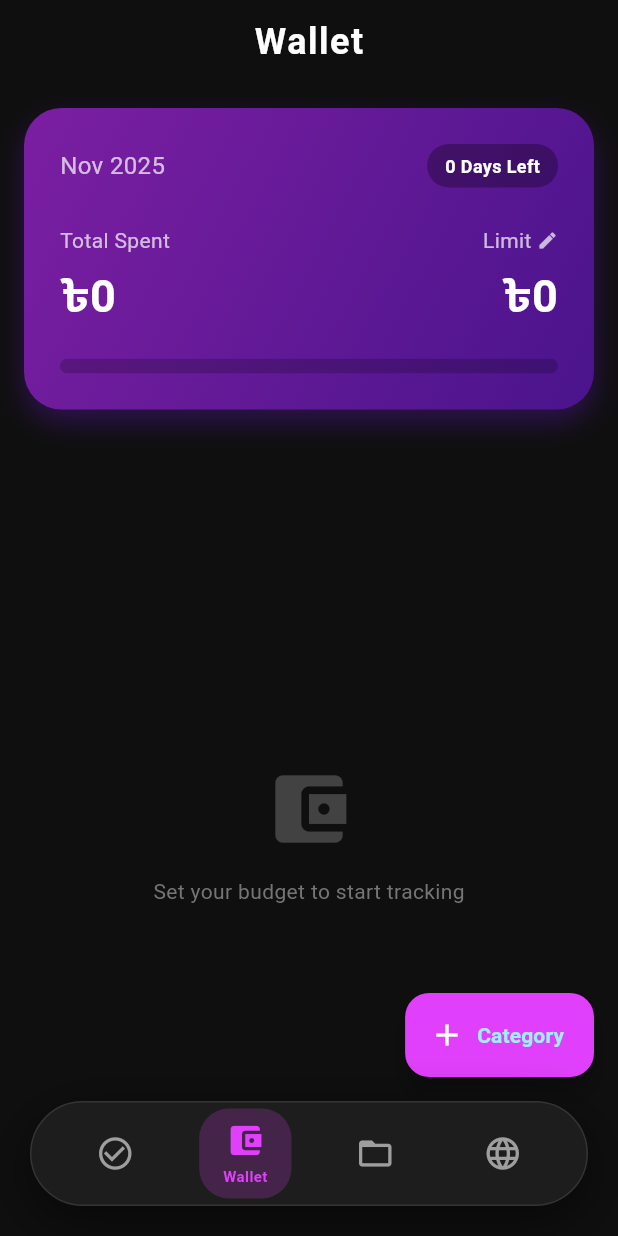
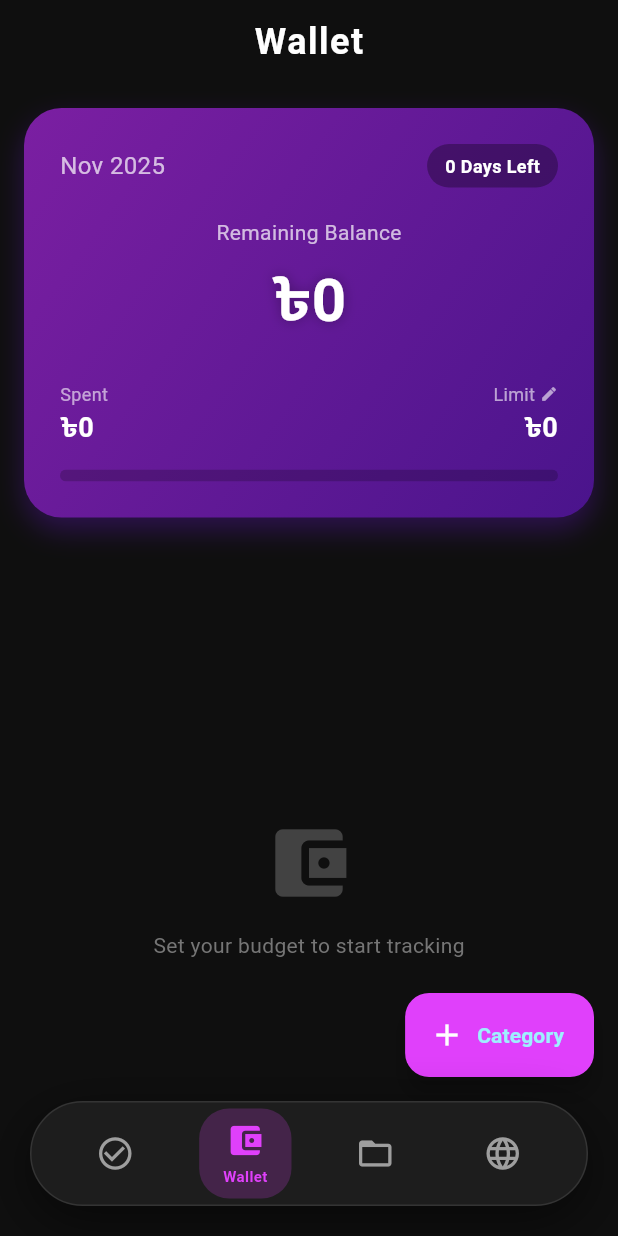
Before and after one commit to mdshafiulalamsagar/sagar_todo, a Flutter app: the screen it shows after launch, item 2 of the bottom bar chosen, on a phone screen of 412 x 824 dp. Run offline on Flutter 3.47's test engine with Material 3 defaults, Android fonts, the phone set to English and light mode, and no system bars; our stand-ins replace file_picker, open_filex, shared_preferences, webview_flutter.

```diff
--- a/lib/main.dart
+++ b/lib/main.dart
@@ -1,13 +1,13 @@
-import 'dart:io';
-import 'package:flutter/foundation.dart';
+import 'dart:io'; // File handle korar jonno
+import 'package:flutter/foundation.dart'; // Platform check korar jonno
 import 'package:flutter/material.dart';
-import 'package:shared_preferences/shared_preferences.dart';
-import 'dart:convert';
-import 'package:file_picker/file_picker.dart';
-import 'package:path_provider/path_provider.dart';
-import 'package:open_file/open_file.dart';
-import 'package:path/path.dart' as path;
-import 'package:webview_flutter/webview_flutter.dart';
+import 'package:shared_preferences/shared_preferences.dart'; // Database
+import 'dart:convert'; // Data convert
+import 'package:file_picker/file_picker.dart'; // File bachar jonno
+import 'package:path_provider/path_provider.dart'; // Folder khujar jonno
+import 'package:open_filex/open_filex.dart'; // File open korar jonno
+import 'package:path/path.dart' as path; // File name ber korar jonno
+import 'package:webview_flutter/webview_flutter.dart'; // ERP Website
 
 void main() {
   runApp(const DiaryApp());
@@ -26,12 +26,12 @@ class DiaryApp extends StatelessWidget {
         useMaterial3: true,
         brightness: Brightness.dark,
         colorScheme: ColorScheme.fromSeed(
-          seedColor: const Color(0xFF00E5FF),
+          seedColor: const Color(0xFF00E5FF), // Neon Cyan
           brightness: Brightness.dark,
           primary: const Color(0xFF00E5FF),
-          secondary: const Color(0xFFE040FB),
+          secondary: const Color(0xFFE040FB), // Neon Purple
         ),
-        scaffoldBackgroundColor: const Color(0xFF0F0F0F),
+        scaffoldBackgroundColor: const Color(0xFF0F0F0F), // Deep Dark Background
         cardColor: const Color(0xFF1A1A1A),
         appBarTheme: const AppBarTheme(
           backgroundColor: Colors.transparent,
@@ -45,7 +45,7 @@ class DiaryApp extends StatelessWidget {
   }
 }
 
-// --- SCREEN MANAGER ---
+// --- SCREEN MANAGER (CUSTOM FLOATING MENU) ---
 class MainScreen extends StatefulWidget {
   const MainScreen({super.key});
 
@@ -74,7 +74,7 @@ class _MainScreenState extends State<MainScreen> {
         margin: const EdgeInsets.all(20),
         height: 70,
         decoration: BoxDecoration(
-          color: const Color(0xFF1E1E1E).withOpacity(0.95), // Ektu dark korlam
+          color: const Color(0xFF1E1E1E).withOpacity(0.95),
           borderRadius: BorderRadius.circular(35),
           boxShadow: [
             BoxShadow(
@@ -137,7 +137,7 @@ class _MainScreenState extends State<MainScreen> {
 }
 
 // ==========================================
-// 1. TODO PAGE (Fixed Button)
+// 1. TODO PAGE
 // ==========================================
 class TodoItem {
   String id;
@@ -313,9 +313,8 @@ class _TodoPageState extends State<TodoPage> {
                 );
               },
             ),
-      // --- FIX: Padding added to push button UP ---
       floatingActionButton: Padding(
-        padding: const EdgeInsets.only(bottom: 90.0), // 90px padding from bottom
+        padding: const EdgeInsets.only(bottom: 90.0),
         child: FloatingActionButton(
           onPressed: _showAddDialog,
           backgroundColor: const Color(0xFF00E5FF),
@@ -328,7 +327,7 @@ class _TodoPageState extends State<TodoPage> {
 }
 
 // ==========================================
-// 2. MONEY MANAGER PAGE (Fixed Button)
+// 2. MONEY MANAGER PAGE (UPDATED WITH REMAINING)
 // ==========================================
 class BudgetCategory {
   String id;
@@ -402,6 +401,9 @@ class _MoneyManagerPageState extends State<MoneyManagerPage> {
   }
 
   double get _totalSpent => _budgets.fold(0, (sum, item) => sum + item.spentAmount);
+
+  // ✅ NEW: Calculate Total Remaining
+  double get _totalRemaining => _monthlyLimit - _totalSpent;
 
   String get _currentMonth {
     final now = DateTime.now();
@@ -568,10 +570,14 @@ class _MoneyManagerPageState extends State<MoneyManagerPage> {
     double globalProgress = _monthlyLimit == 0 ? 0 : (_totalSpent / _monthlyLimit);
     if (globalProgress > 1) globalProgress = 1;
 
+    // Low balance alert (Red if < 20% remaining)
+    bool isLowBalance = globalProgress > 0.8;
+
     return Scaffold(
       appBar: AppBar(title: const Text('Wallet')),
       body: Column(
         children: [
+          // --- UPDATED DASHBOARD CARD ---
           Container(
             margin: const EdgeInsets.all(16),
             padding: const EdgeInsets.all(24),
@@ -586,6 +592,7 @@ class _MoneyManagerPageState extends State<MoneyManagerPage> {
             ),
             child: Column(
               children: [
+                // Top Row: Month & Days
                 Row(
                   mainAxisAlignment: MainAxisAlignment.spaceBetween,
                   children: [
@@ -597,16 +604,33 @@ class _MoneyManagerPageState extends State<MoneyManagerPage> {
                     )
                   ],
                 ),
+
+                const SizedBox(height: 20),
+
+                // Middle Row: TOTAL REMAINING (Big & Center)
+                const Text('Remaining Balance', style: TextStyle(color: Colors.white70, fontSize: 14)),
+                const SizedBox(height: 5),
+                Text(
+                  '৳${_totalRemaining.toStringAsFixed(0)}',
+                  style: TextStyle(
+                    fontSize: 40,
+                    fontWeight: FontWeight.bold,
+                    color: isLowBalance ? const Color(0xFFFF1744) : Colors.white, // Red if low
+                    shadows: [Shadow(color: Colors.black.withOpacity(0.3), blurRadius: 10)]
+                  )
+                ),
+
                 const SizedBox(height: 25),
+
+                // Bottom Row: Spent & Limit
                 Row(
                   mainAxisAlignment: MainAxisAlignment.spaceBetween,
                   children: [
                     Column(
                       crossAxisAlignment: CrossAxisAlignment.start,
                       children: [
-                        const Text('Total Spent', style: TextStyle(color: Colors.white70, fontSize: 14)),
-                        const SizedBox(height: 5),
-                        Text('৳${_totalSpent.toStringAsFixed(0)}', style: const TextStyle(fontSize: 30, fontWeight: FontWeight.bold, color: Colors.white)),
+                        const Text('Spent', style: TextStyle(color: Colors.white60, fontSize: 12)),
+                        Text('৳${_totalSpent.toStringAsFixed(0)}', style: const TextStyle(fontSize: 18, fontWeight: FontWeight.bold, color: Colors.white)),
                       ],
                     ),
                     Column(
@@ -616,25 +640,24 @@ class _MoneyManagerPageState extends State<MoneyManagerPage> {
                           onTap: _setMonthlyLimit,
                           child: Row(
                             children: const [
-                              Text('Limit ', style: TextStyle(color: Colors.white70, fontSize: 14)),
-                              Icon(Icons.edit, size: 14, color: Colors.white70),
+                              Text('Limit ', style: TextStyle(color: Colors.white60, fontSize: 12)),
+                              Icon(Icons.edit, size: 12, color: Colors.white60),
                             ],
                           ),
                         ),
-                        const SizedBox(height: 5),
-                        Text('৳${_monthlyLimit.toStringAsFixed(0)}', style: const TextStyle(fontSize: 30, fontWeight: FontWeight.bold, color: Colors.white)),
+                        Text('৳${_monthlyLimit.toStringAsFixed(0)}', style: const TextStyle(fontSize: 18, fontWeight: FontWeight.bold, color: Colors.white)),
                       ],
                     ),
                   ],
                 ),
-                const SizedBox(height: 20),
+                const SizedBox(height: 15),
                 ClipRRect(
                   borderRadius: BorderRadius.circular(10),
                   child: LinearProgressIndicator(
                     value: globalProgress,
-                    minHeight: 10,
+                    minHeight: 8,
                     backgroundColor: Colors.black.withOpacity(0.2),
-                    color: globalProgress > 0.9 ? const Color(0xFFFF1744) : const Color(0xFF00E5FF),
+                    color: isLowBalance ? const Color(0xFFFF1744) : const Color(0xFF00E5FF),
                   ),
                 ),
               ],
@@ -719,9 +742,8 @@ class _MoneyManagerPageState extends State<MoneyManagerPage> {
           ),
         ],
       ),
-      // --- FIX: Padding added to push button UP ---
       floatingActionButton: Padding(
-        padding: const EdgeInsets.only(bottom: 90.0), // 90px padding from bottom
+        padding: const EdgeInsets.only(bottom: 90.0),
         child: FloatingActionButton.extended(
           onPressed: _showAddBudgetDialog,
           icon: const Icon(Icons.add, color: Colors.white),
@@ -735,7 +757,7 @@ class _MoneyManagerPageState extends State<MoneyManagerPage> {
 }
 
 // ==========================================
-// 3. DOCUMENT PAGE (Fixed Button)
+// 3. DOCUMENT PAGE (Fixed Button & Color)
 // ==========================================
 class DocumentPage extends StatefulWidget {
   const DocumentPage({super.key});
@@ -789,9 +811,17 @@ class _DocumentPageState extends State<DocumentPage> {
     }
   }
 
-  void _openFile(String filePath) {
+  void _openFile(String filePath) async {
     if (!kIsWeb) {
-      OpenFile.open(filePath);
+      final result = await OpenFilex.open(filePath);
+      if (result.type != ResultType.done) {
+        ScaffoldMessenger.of(context).showSnackBar(
+          SnackBar(
+            content: Text('খুলতে পারছি না: ${result.message}'),
+            backgroundColor: Colors.red,
+          ),
+        );
+      }
     }
   }
 
@@ -854,14 +884,13 @@ class _DocumentPageState extends State<DocumentPage> {
                 );
               },
             ),
-      // --- FIX: Padding added to push button UP ---
       floatingActionButton: Padding(
-        padding: const EdgeInsets.only(bottom: 90.0), // 90px padding from bottom
+        padding: const EdgeInsets.only(bottom: 90.0),
         child: FloatingActionButton.extended(
           onPressed: _pickAndSaveFile,
           icon: const Icon(Icons.upload_file, color: Colors.black),
           label: const Text('Upload', style: TextStyle(fontWeight: FontWeight.bold)),
-          backgroundColor: const Color(0xFFFF6D00), // Neon Orange
+          backgroundColor: const Color(0xFFFF6D00),
         ),
       ),
       floatingActionButtonLocation: FloatingActionButtonLocation.endFloat,
@@ -870,7 +899,7 @@ class _DocumentPageState extends State<DocumentPage> {
 }
 
 // ==========================================
-// 4. ERP PAGE (Smart Version)
+// 4. ERP PAGE
 // ==========================================
 class ERPPage extends StatefulWidget {
   const ERPPage({super.key});
@@ -889,7 +918,7 @@ class _ERPPageState extends State<ERPPage> {
     super.initState();
     if (!kIsWeb && (Platform.isAndroid || Platform.isIOS)) {
       _isMobile = true;
-      const String erpUrl = 'https://google.com';
+      const String erpUrl = 'https://erp.uttara.ac.bd/';
 
       _controller = WebViewController()
         ..setJavaScriptMode(JavaScriptMode.unrestricted)
--- a/pubspec.yaml
+++ b/pubspec.yaml
@@ -38,8 +38,8 @@ dependencies:
   shared_preferences: ^2.2.3
   file_picker: ^8.0.0+1
   path_provider: ^2.1.3
-  open_file: ^3.3.2
   webview_flutter: ^4.5.0
+  open_filex: ^4.7.0
 
 dev_dependencies:
   flutter_test:
```
Also changed, not shown: pubspec.lock, 2 other files.
